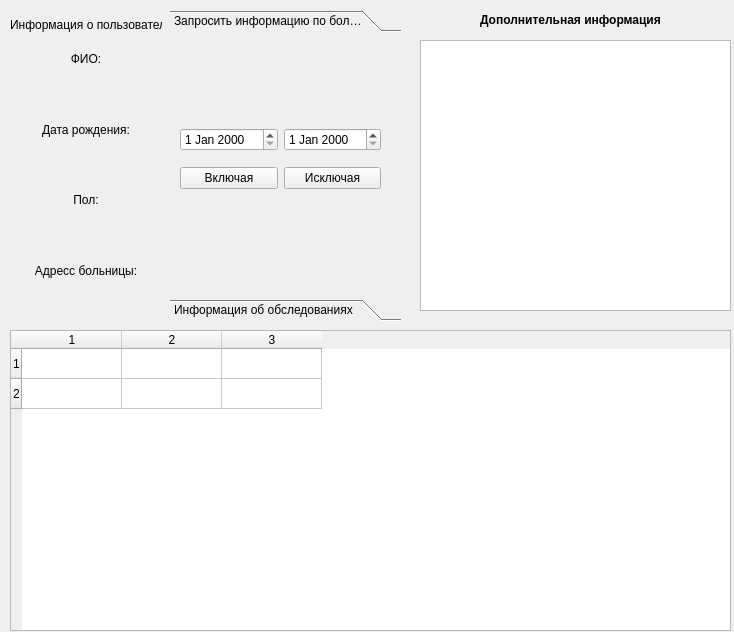
Before: the Qt Designer form client/gui/ui/user_window.ui in Banifest/HospitalDB, drawn with Qt 5.
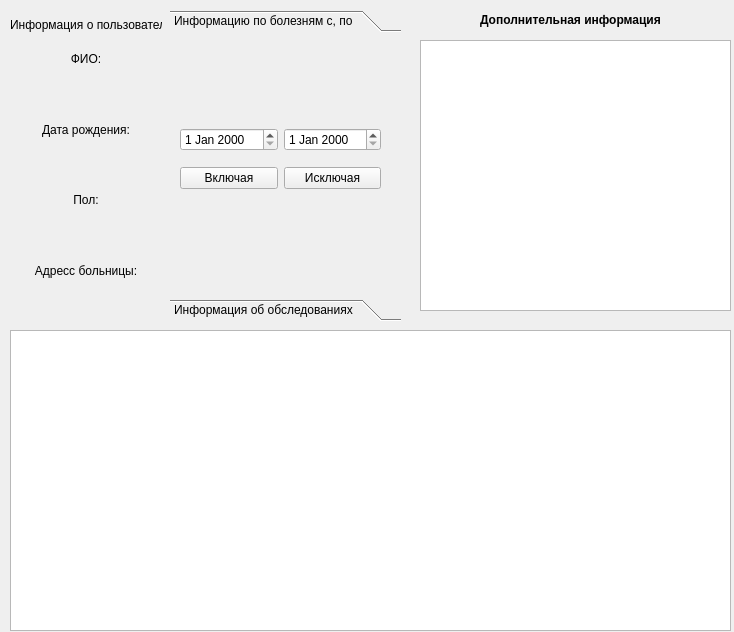
After: the same form once the commit is applied. Icons and pictures are not drawn.

What changed in the file:
```diff
--- a/client/gui/ui/user_window.ui
+++ b/client/gui/ui/user_window.ui
@@ -1341,16 +1341,11 @@
           <enum>QAbstractItemView::SelectRows</enum>
       </property>
    <property name="rowCount">
-    <number>2</number>
+       <number>0</number>
    </property>
    <property name="columnCount">
-    <number>3</number>
+       <number>0</number>
    </property>
-   <row/>
-   <row/>
-   <column/>
-   <column/>
-   <column/>
   </widget>
      <widget class="QToolBox" name="toolBox">
          <property name="geometry">
@@ -1374,7 +1369,7 @@
                  </rect>
              </property>
              <attribute name="label">
-                 <string>Запросить информацию по болезням с, по</string>
+                 <string>Информацию по болезням с, по</string>
              </attribute>
              <widget class="QWidget" name="layoutWidget">
                  <property name="geometry">
```
